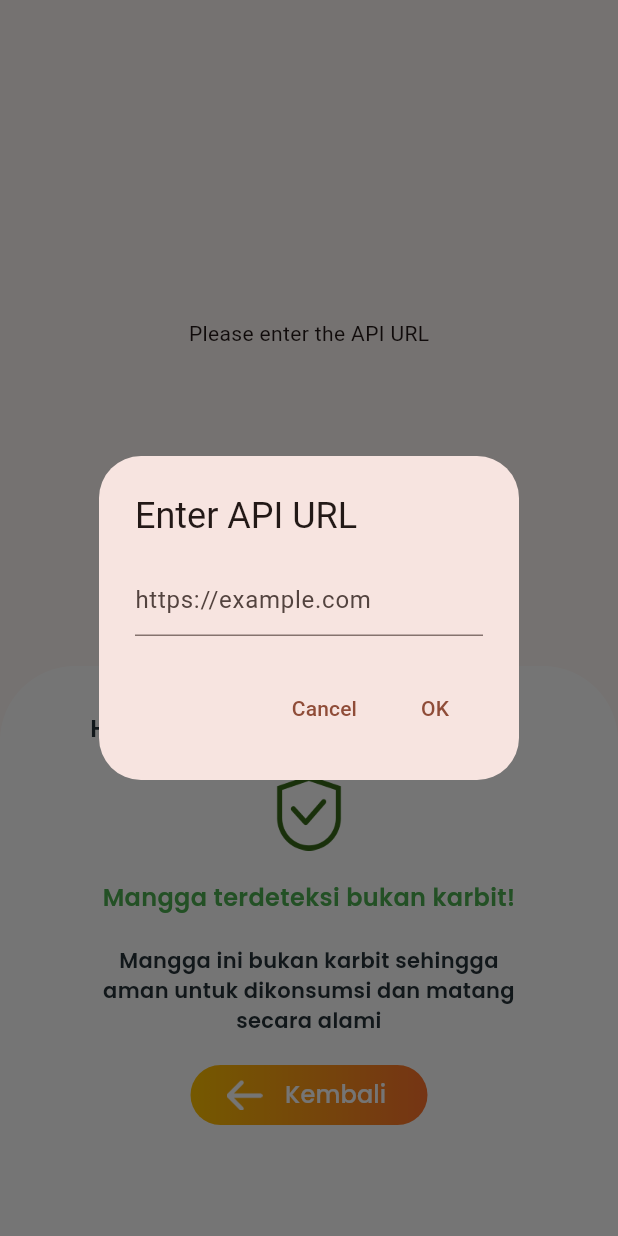
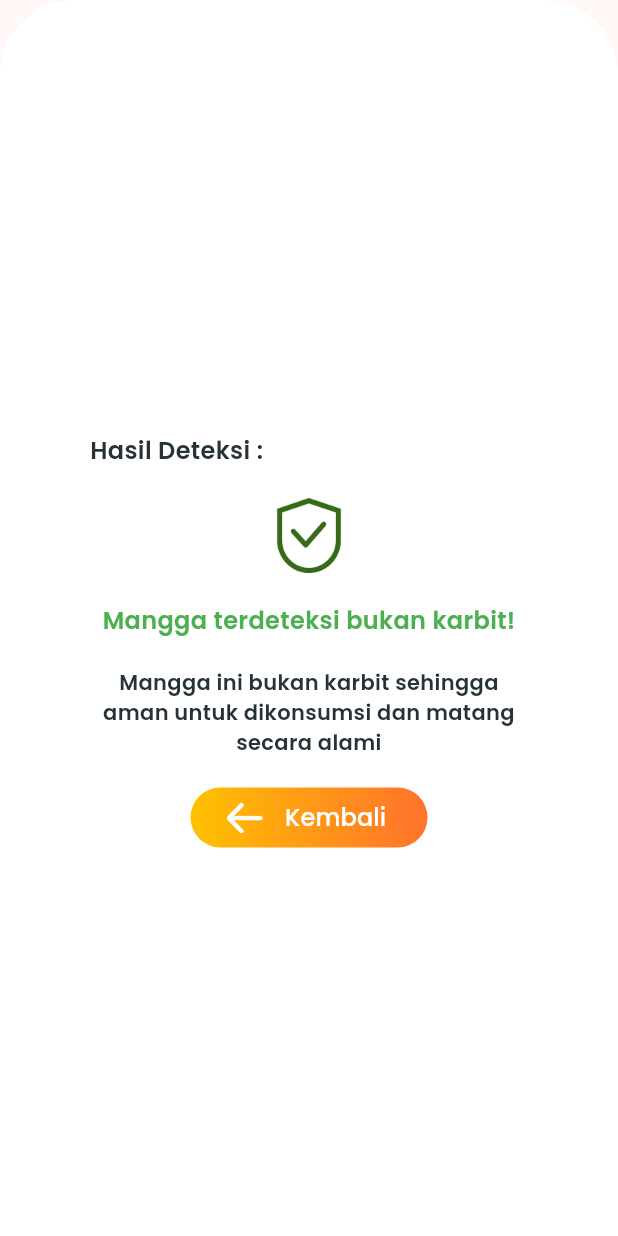
Before and after one commit to KevinNaserwan/aplikasi_deteksi_buah_karbit, a Flutter app: the screen it shows after launch, after a tap on "Get Started", after a tap on "Mulai Deteksi", on a phone screen of 412 x 824 dp. Run offline on Flutter 3.47's test engine with Material 3 defaults, Android fonts, the phone set to English and light mode, and no system bars; our stand-ins replace google_fonts; missing offline and left inert: flutter_inappwebview.

Commit message:
Feat: delete camera view

```diff
--- a/lib/Camera/main.dart
+++ b/lib/Camera/main.dart
@@ -1,4 +1,3 @@
-import 'dart:async';
 import 'dart:convert';
 import 'dart:io' as io; // Namespace for dart:io
 import 'package:deteksi_buah_karbit/widgets/constant.dart';
@@ -23,48 +22,48 @@ class _CameraSectionState extends State<CameraSection> {
   void initState() {
     super.initState();
     // Show dialog to get the URL from the user
-    WidgetsBinding.instance.addPostFrameCallback((_) {
-      _showUrlInputDialog();
-    });
+    // WidgetsBinding.instance.addPostFrameCallback((_) {
+    //   _showUrlInputDialog();
+    // });
   }
 
-  void _showUrlInputDialog() {
-    TextEditingController urlController = TextEditingController();
+  // void _showUrlInputDialog() {
+  //   TextEditingController urlController = TextEditingController();
 
-    showDialog(
-      context: context,
-      builder: (context) {
-        return AlertDialog(
-          title: Text('Enter API URL'),
-          content: TextField(
-            controller: urlController,
-            decoration: InputDecoration(hintText: 'https://example.com'),
-          ),
-          actions: [
-            TextButton(
-              onPressed: () {
-                Navigator.of(context).pop();
-              },
-              child: Text('Cancel'),
-            ),
-            TextButton(
-              onPressed: () {
-                setState(() {
-                  apiUrl = urlController.text;
-                  // Start a timer to fetch the data every second
-                  Timer.periodic(Duration(seconds: 1), (timer) {
-                    fetchDeteksiValueFromAPI();
-                  });
-                });
-                Navigator.of(context).pop();
-              },
-              child: Text('OK'),
-            ),
-          ],
-        );
-      },
-    );
-  }
+  //   showDialog(
+  //     context: context,
+  //     builder: (context) {
+  //       return AlertDialog(
+  //         title: Text('Enter API URL'),
+  //         content: TextField(
+  //           controller: urlController,
+  //           decoration: InputDecoration(hintText: 'https://example.com'),
+  //         ),
+  //         actions: [
+  //           TextButton(
+  //             onPressed: () {
+  //               Navigator.of(context).pop();
+  //             },
+  //             child: Text('Cancel'),
+  //           ),
+  //           TextButton(
+  //             onPressed: () {
+  //               setState(() {
+  //                 apiUrl = urlController.text;
+  //                 // Start a timer to fetch the data every second
+  //                 Timer.periodic(Duration(seconds: 1), (timer) {
+  //                   fetchDeteksiValueFromAPI();
+  //                 });
+  //               });
+  //               Navigator.of(context).pop();
+  //             },
+  //             child: Text('OK'),
+  //           ),
+  //         ],
+  //       );
+  //     },
+  //   );
+  // }
 
   void fetchDeteksiValueFromAPI() async {
     if (apiUrl.isEmpty) return;
@@ -99,43 +98,45 @@ class _CameraSectionState extends State<CameraSection> {
   @override
   Widget build(BuildContext context) {
     return Scaffold(
-      body: apiUrl.isEmpty
-          ? Center(child: Text('Please enter the API URL'))
-          : InAppWebView(
-              initialUrlRequest: URLRequest(
-                url: WebUri('$apiUrl/video_feed'),
-              ),
-              initialOptions: InAppWebViewGroupOptions(
-                crossPlatform: InAppWebViewOptions(
-                  javaScriptEnabled: true,
-                  useOnDownloadStart: true,
-                  mediaPlaybackRequiresUserGesture: false,
-                ),
-                android: AndroidInAppWebViewOptions(
-                  allowFileAccess: true,
-                  allowContentAccess: true,
-                ),
-                ios: IOSInAppWebViewOptions(
-                  allowsInlineMediaPlayback: true,
-                ),
-              ),
-              onWebViewCreated: (controller) {
-                webViewController = controller;
-              },
-              onReceivedServerTrustAuthRequest: (controller, challenge) async {
-                // Do some checks here to decide if CANCELS or PROCEEDS
-                return ServerTrustAuthResponse(
-                    action: ServerTrustAuthResponseAction.PROCEED);
-              },
-            ),
+      // body: apiUrl.isEmpty
+      //     ? Center(child: Text('Please enter the API URL'))
+      //     : InAppWebView(
+      //         initialUrlRequest: URLRequest(
+      //           url: WebUri('$apiUrl/video_feed'),
+      //         ),
+      //         initialOptions: InAppWebViewGroupOptions(
+      //           crossPlatform: InAppWebViewOptions(
+      //             javaScriptEnabled: true,
+      //             useOnDownloadStart: true,
+      //             mediaPlaybackRequiresUserGesture: false,
+      //           ),
+      //           android: AndroidInAppWebViewOptions(
+      //             allowFileAccess: true,
+      //             allowContentAccess: true,
+      //           ),
+      //           ios: IOSInAppWebViewOptions(
+      //             allowsInlineMediaPlayback: true,
+      //           ),
+      //         ),
+      //         onWebViewCreated: (controller) {
+      //           webViewController = controller;
+      //         },
+      //         onReceivedServerTrustAuthRequest: (controller, challenge) async {
+      //           // Do some checks here to decide if CANCELS or PROCEEDS
+      //           return ServerTrustAuthResponse(
+      //               action: ServerTrustAuthResponseAction.PROCEED);
+      //         },
+      //       ),
+      body: Container(),
       bottomNavigationBar: Container(
-        height: 380,
+        height: double.infinity,
         decoration: BoxDecoration(
             color: Colors.white,
             borderRadius: BorderRadius.only(
                 topLeft: Radius.circular(50), topRight: Radius.circular(50))),
         child: Column(
           crossAxisAlignment: CrossAxisAlignment.start,
+          mainAxisAlignment: MainAxisAlignment.center,
           children: [
             SizedBox(height: 30),
             Padding(
--- a/lib/Home/main.dart
+++ b/lib/Home/main.dart
@@ -2,7 +2,6 @@ import 'package:deteksi_buah_karbit/Camera/main.dart';
 import 'package:deteksi_buah_karbit/widgets/constant.dart';
 import 'package:deteksi_buah_karbit/widgets/theme.dart';
 import 'package:flutter/material.dart';
-import 'package:deteksi_buah_karbit/widgets/size_config.dart';
 import 'package:google_fonts/google_fonts.dart';
 
 class HomeScreen extends StatelessWidget {
--- a/lib/SplashScreen/main.dart
+++ b/lib/SplashScreen/main.dart
@@ -1,7 +1,6 @@
 import 'package:deteksi_buah_karbit/Home/main.dart';
 import 'package:deteksi_buah_karbit/widgets/theme.dart';
 import 'package:flutter/material.dart';
-import 'package:google_fonts/google_fonts.dart';
 import 'package:deteksi_buah_karbit/widgets/constant.dart';
 
 class SplashScreen extends StatelessWidget {
```
